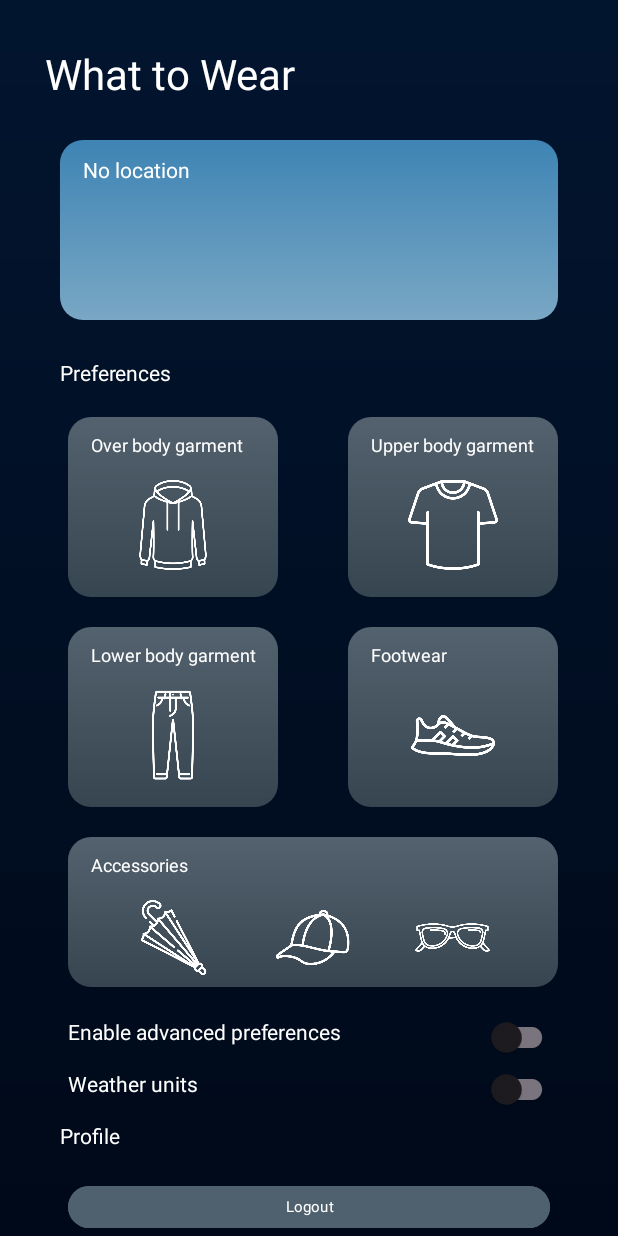
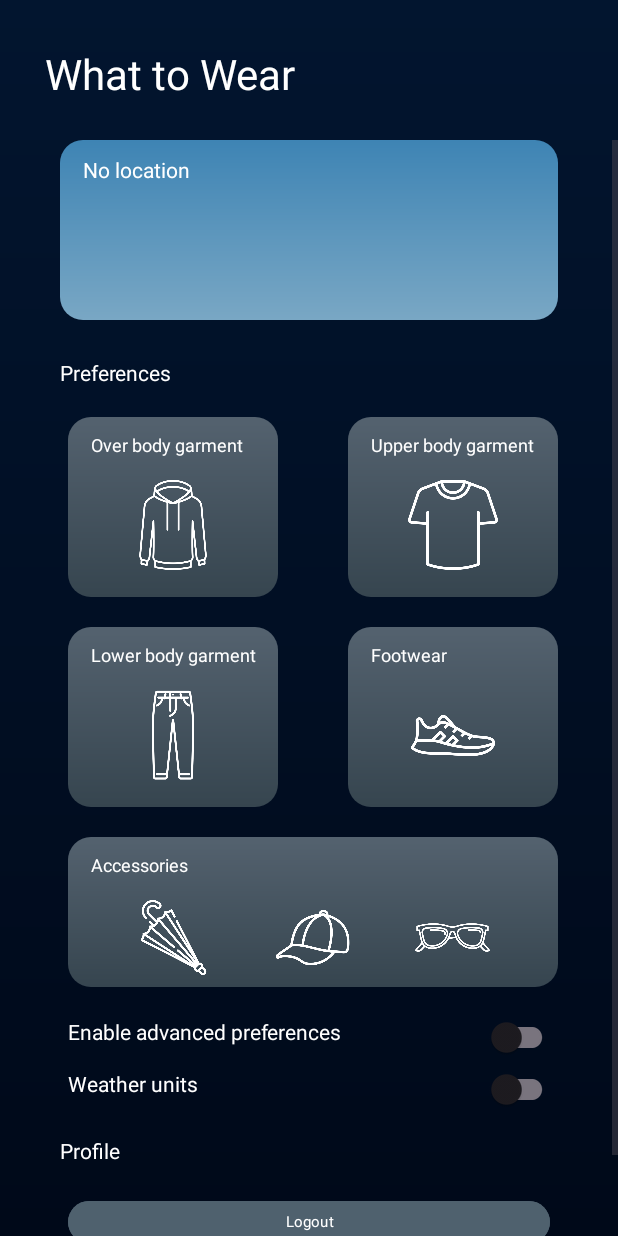
Before and after one commit to aarondls/what-to-wear, an Android app: the MenuActivity screen opened directly, with no data from a screen before it, on a phone screen of 412 x 824 dp. Run offline under Robolectric (Android 15) with nearby library versions, the phone set to English and light mode, and no system bars; libraries missing offline, so code that uses them is left out: com.github.angads25.toggle, com.parse; plain views replace LabeledSwitch; pictures from the network do not load; 8 statements that could not run were skipped.

Commit message:
Increase bottom space in menu activity

```diff
--- a/app/src/main/res/layout/activity_menu.xml
+++ b/app/src/main/res/layout/activity_menu.xml
@@ -364,7 +364,7 @@
                 android:layout_below="@+id/menu_weather_unit_textview"
                 android:layout_alignParentStart="true"
                 android:layout_marginStart="40dp"
-                android:layout_marginTop="15dp"
+                android:layout_marginTop="25dp"
                 android:text="Profile"
                 android:textColor="@color/white"/>
 
@@ -385,6 +385,12 @@
                 android:textColor="@color/white"
                 android:textSize="10sp"/>
 
+            <Space
+                android:layout_width="wrap_content"
+                android:layout_height="50dp"
+                android:layout_alignTop="@+id/menu_logout_button"
+                android:layout_marginTop="36dp"/>
+
         </RelativeLayout>
     </ScrollView>
 
```
